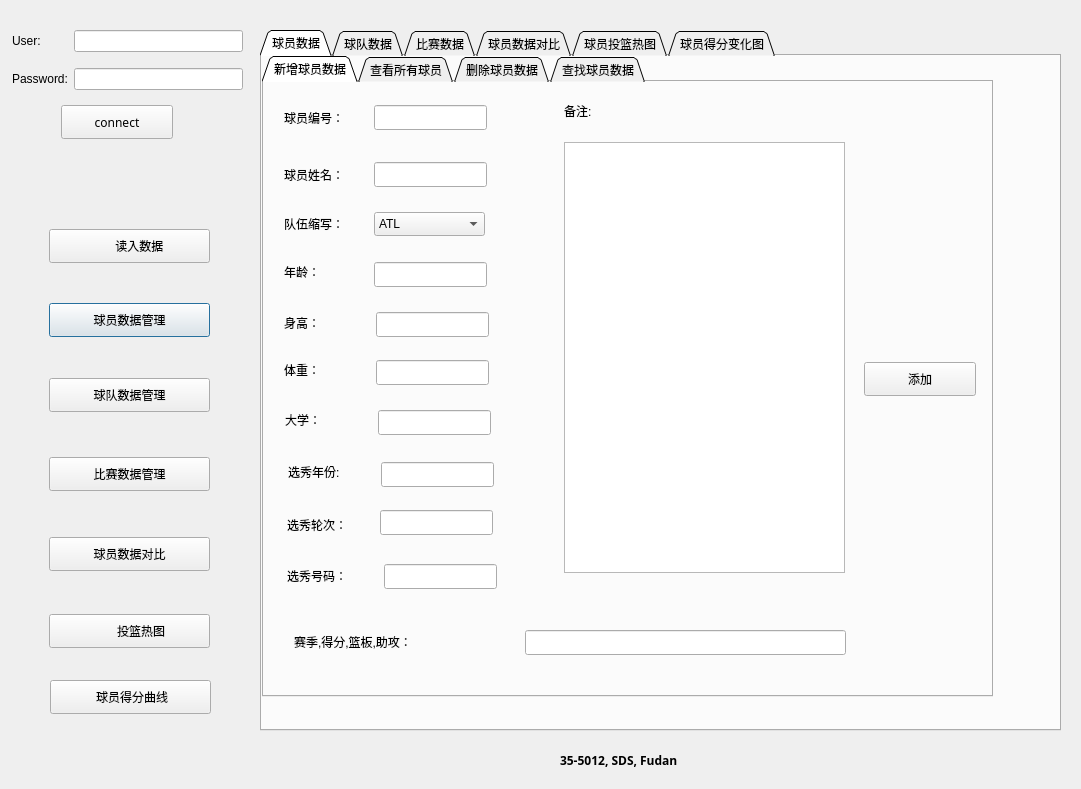
Above: venv/main.ui from pickerxxr/Database_project_5012 before the change. Below: the same form after it.
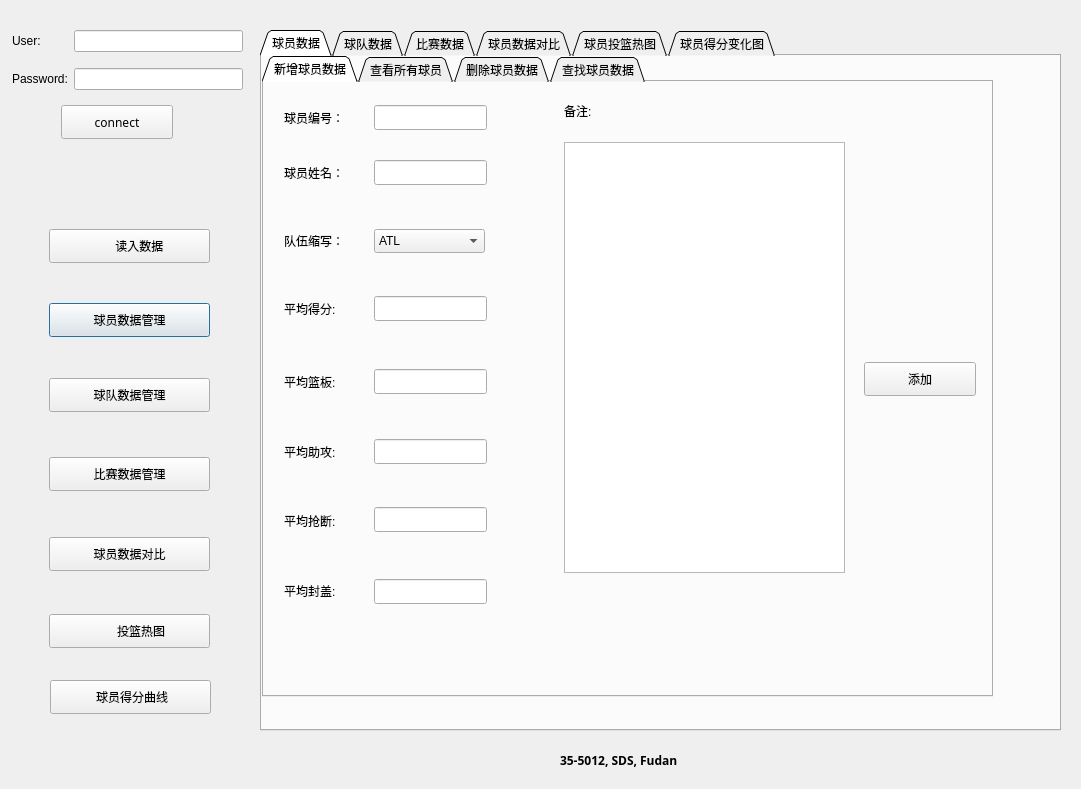
That is the form after the change. The open tabs and pages were chosen to show the change. Icons and pictures are not drawn.

```diff
--- a/venv/main.ui
+++ b/venv/main.ui
@@ -249,7 +249,7 @@
        <property name="geometry">
         <rect>
          <x>20</x>
-         <y>133</y>
+         <y>150</y>
          <width>81</width>
          <height>18</height>
         </rect>
@@ -258,24 +258,11 @@
         <string>队伍缩写：</string>
        </property>
       </widget>
-      <widget class="QLabel" name="player_height_label">
-       <property name="geometry">
-        <rect>
-         <x>20</x>
-         <y>232</y>
-         <width>81</width>
-         <height>18</height>
-        </rect>
-       </property>
-       <property name="text">
-        <string>身高：</string>
-       </property>
-      </widget>
       <widget class="QLabel" name="player_name_label">
        <property name="geometry">
         <rect>
          <x>20</x>
-         <y>84</y>
+         <y>82</y>
          <width>81</width>
          <height>18</height>
         </rect>
@@ -284,195 +271,21 @@
         <string>球员姓名：</string>
        </property>
       </widget>
-      <widget class="QLabel" name="player_age_label">
-       <property name="geometry">
-        <rect>
-         <x>20</x>
-         <y>181</y>
-         <width>81</width>
-         <height>18</height>
-        </rect>
-       </property>
-       <property name="text">
-        <string>年龄：</string>
-       </property>
-      </widget>
-      <widget class="QLabel" name="player_weight_label">
-       <property name="geometry">
-        <rect>
-         <x>20</x>
-         <y>279</y>
-         <width>81</width>
-         <height>18</height>
-        </rect>
-       </property>
-       <property name="text">
-        <string>体重：</string>
-       </property>
-      </widget>
       <widget class="QLineEdit" name="player_name_input">
        <property name="geometry">
         <rect>
          <x>110</x>
-         <y>80</y>
+         <y>78</y>
          <width>113</width>
          <height>25</height>
         </rect>
        </property>
       </widget>
-      <widget class="QLineEdit" name="player_age_input">
-       <property name="geometry">
-        <rect>
-         <x>110</x>
-         <y>180</y>
-         <width>113</width>
-         <height>25</height>
-        </rect>
-       </property>
-      </widget>
-      <widget class="QLineEdit" name="player_height_input">
-       <property name="geometry">
-        <rect>
-         <x>112</x>
-         <y>230</y>
-         <width>113</width>
-         <height>25</height>
-        </rect>
-       </property>
-      </widget>
-      <widget class="QLineEdit" name="player_weight_input">
-       <property name="geometry">
-        <rect>
-         <x>112</x>
-         <y>278</y>
-         <width>113</width>
-         <height>25</height>
-        </rect>
-       </property>
-      </widget>
-      <widget class="QLabel" name="player_college_label">
-       <property name="geometry">
-        <rect>
-         <x>21</x>
-         <y>329</y>
-         <width>81</width>
-         <height>18</height>
-        </rect>
-       </property>
-       <property name="text">
-        <string>大学：</string>
-       </property>
-      </widget>
-      <widget class="QLineEdit" name="player_college_input">
-       <property name="geometry">
-        <rect>
-         <x>114</x>
-         <y>328</y>
-         <width>113</width>
-         <height>25</height>
-        </rect>
-       </property>
-       <property name="text">
-        <string/>
-       </property>
-      </widget>
-      <widget class="QLabel" name="player_draft_year_labe">
-       <property name="geometry">
-        <rect>
-         <x>24</x>
-         <y>381</y>
-         <width>81</width>
-         <height>18</height>
-        </rect>
-       </property>
-       <property name="text">
-        <string>选秀年份:</string>
-       </property>
-      </widget>
-      <widget class="QLineEdit" name="player_draft_year_input">
-       <property name="geometry">
-        <rect>
-         <x>117</x>
-         <y>380</y>
-         <width>113</width>
-         <height>25</height>
-        </rect>
-       </property>
-      </widget>
-      <widget class="QLabel" name="player_draft_round_label">
-       <property name="geometry">
-        <rect>
-         <x>23</x>
-         <y>434</y>
-         <width>81</width>
-         <height>18</height>
-        </rect>
-       </property>
-       <property name="text">
-        <string>选秀轮次：</string>
-       </property>
-      </widget>
-      <widget class="QLineEdit" name="player_draft_round_input">
-       <property name="geometry">
-        <rect>
-         <x>116</x>
-         <y>428</y>
-         <width>113</width>
-         <height>25</height>
-        </rect>
-       </property>
-      </widget>
-      <widget class="QLabel" name="player_draft_id_label">
-       <property name="geometry">
-        <rect>
-         <x>23</x>
-         <y>485</y>
-         <width>81</width>
-         <height>18</height>
-        </rect>
-       </property>
-       <property name="text">
-        <string>选秀号码：</string>
-       </property>
-      </widget>
-      <widget class="QLineEdit" name="player_draft_id_input">
-       <property name="geometry">
-        <rect>
-         <x>120</x>
-         <y>482</y>
-         <width>113</width>
-         <height>25</height>
-        </rect>
-       </property>
-      </widget>
-      <widget class="QLabel" name="playerdatalabel">
-       <property name="geometry">
-        <rect>
-         <x>30</x>
-         <y>550</y>
-         <width>281</width>
-         <height>20</height>
-        </rect>
-       </property>
-       <property name="text">
-        <string>赛季,得分,篮板,助攻：</string>
-       </property>
-      </widget>
-      <widget class="QLineEdit" name="player_all_data_input">
-       <property name="geometry">
-        <rect>
-         <x>261</x>
-         <y>548</y>
-         <width>321</width>
-         <height>25</height>
-        </rect>
-       </property>
-      </widget>
       <widget class="QComboBox" name="player_teamAbbreviation_box">
        <property name="geometry">
         <rect>
          <x>110</x>
-         <y>130</y>
+         <y>147</y>
          <width>111</width>
          <height>24</height>
         </rect>
@@ -654,6 +467,136 @@
         <string>添加</string>
        </property>
       </widget>
+      <widget class="QLineEdit" name="player_pts_input">
+       <property name="geometry">
+        <rect>
+         <x>110</x>
+         <y>214</y>
+         <width>113</width>
+         <height>25</height>
+        </rect>
+       </property>
+       <property name="text">
+        <string/>
+       </property>
+      </widget>
+      <widget class="QLabel" name="player_name_label_2">
+       <property name="geometry">
+        <rect>
+         <x>20</x>
+         <y>218</y>
+         <width>81</width>
+         <height>18</height>
+        </rect>
+       </property>
+       <property name="text">
+        <string>平均得分:</string>
+       </property>
+      </widget>
+      <widget class="QLineEdit" name="player_rbd_input">
+       <property name="geometry">
+        <rect>
+         <x>110</x>
+         <y>287</y>
+         <width>113</width>
+         <height>25</height>
+        </rect>
+       </property>
+       <property name="text">
+        <string/>
+       </property>
+      </widget>
+      <widget class="QLabel" name="player_rbd_label">
+       <property name="geometry">
+        <rect>
+         <x>20</x>
+         <y>291</y>
+         <width>81</width>
+         <height>18</height>
+        </rect>
+       </property>
+       <property name="text">
+        <string>平均篮板:</string>
+       </property>
+      </widget>
+      <widget class="QLabel" name="player_ast_label">
+       <property name="geometry">
+        <rect>
+         <x>20</x>
+         <y>361</y>
+         <width>81</width>
+         <height>18</height>
+        </rect>
+       </property>
+       <property name="text">
+        <string>平均助攻:</string>
+       </property>
+      </widget>
+      <widget class="QLineEdit" name="player_ast_input">
+       <property name="geometry">
+        <rect>
+         <x>110</x>
+         <y>357</y>
+         <width>113</width>
+         <height>25</height>
+        </rect>
+       </property>
+       <property name="text">
+        <string/>
+       </property>
+      </widget>
+      <widget class="QLabel" name="player_rbd_label_2">
+       <property name="geometry">
+        <rect>
+         <x>20</x>
+         <y>430</y>
+         <width>81</width>
+         <height>18</height>
+        </rect>
+       </property>
+       <property name="text">
+        <string>平均抢断:</string>
+       </property>
+      </widget>
+      <widget class="QLineEdit" name="player_stl_input">
+       <property name="geometry">
+        <rect>
+         <x>110</x>
+         <y>425</y>
+         <width>113</width>
+         <height>25</height>
+        </rect>
+       </property>
+       <property name="text">
+        <string/>
+       </property>
+      </widget>
+      <widget class="QLabel" name="player_rbd_label_3">
+       <property name="geometry">
+        <rect>
+         <x>20</x>
+         <y>499</y>
+         <width>81</width>
+         <height>20</height>
+        </rect>
+       </property>
+       <property name="text">
+        <string>平均封盖:</string>
+       </property>
+      </widget>
+      <widget class="QLineEdit" name="player_name_input_2">
+       <property name="geometry">
+        <rect>
+         <x>110</x>
+         <y>497</y>
+         <width>113</width>
+         <height>25</height>
+        </rect>
+       </property>
+       <property name="text">
+        <string/>
+       </property>
+      </widget>
      </widget>
      <widget class="QWidget" name="player_show_all_player_tab">
       <attribute name="title">
```
Left out of the diff: 350 changed lines with no effect on the pictures.
